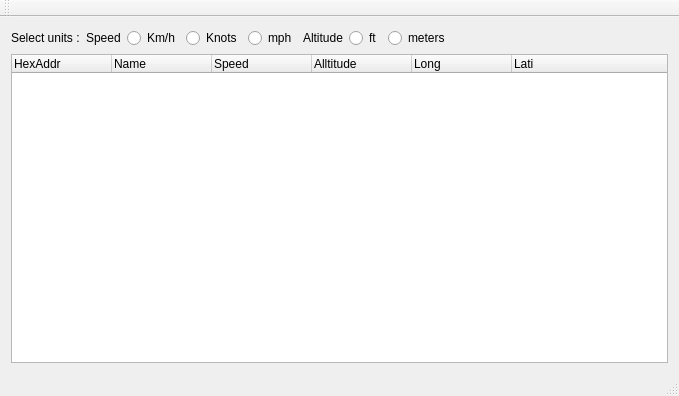
Before: the Qt Designer form mainwindow.ui in ntosis/GUI_dump1090, drawn with Qt 5.
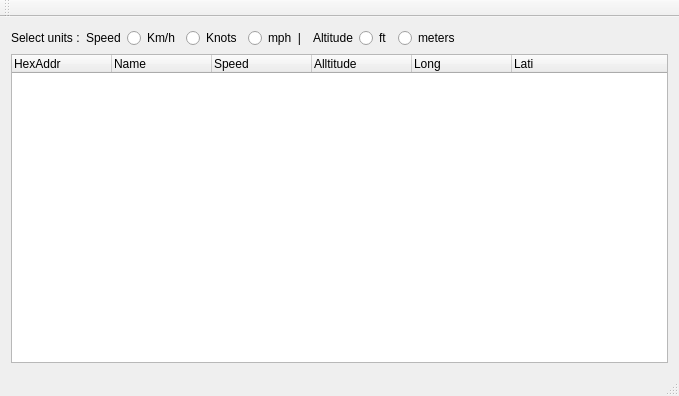
After: the same form once the commit is applied.

Diff of the .ui file:
```diff
--- a/mainwindow.ui
+++ b/mainwindow.ui
@@ -48,7 +48,7 @@
       <item>
        <widget class="QRadioButton" name="rBmph">
         <property name="text">
-         <string>mph</string>
+         <string>mph  |</string>
         </property>
        </widget>
       </item>
```
